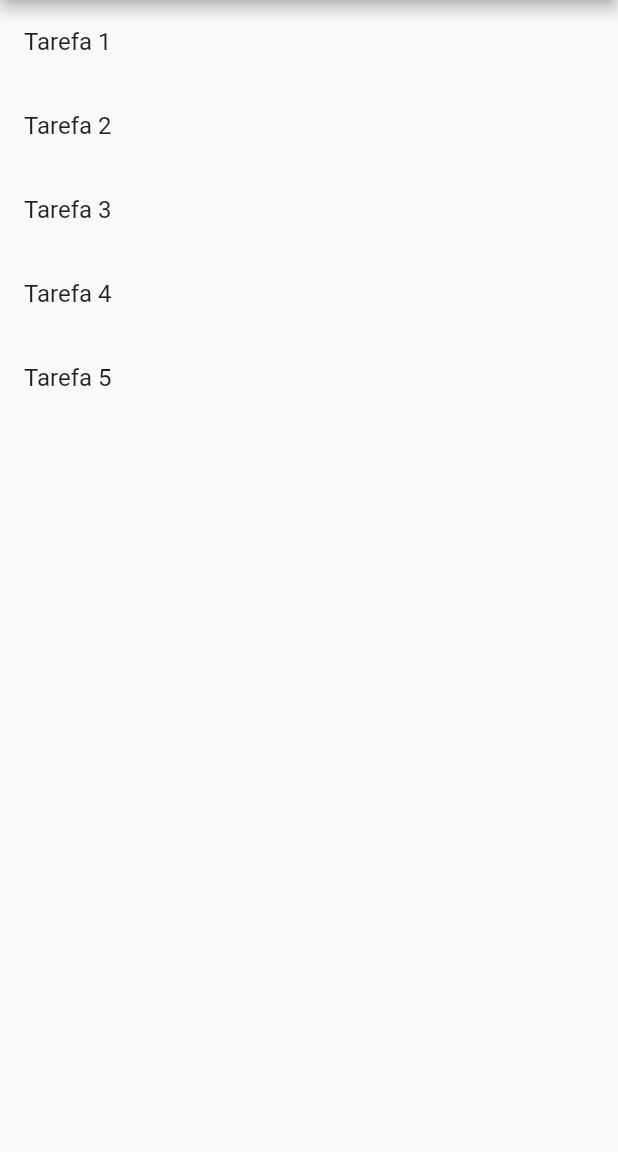
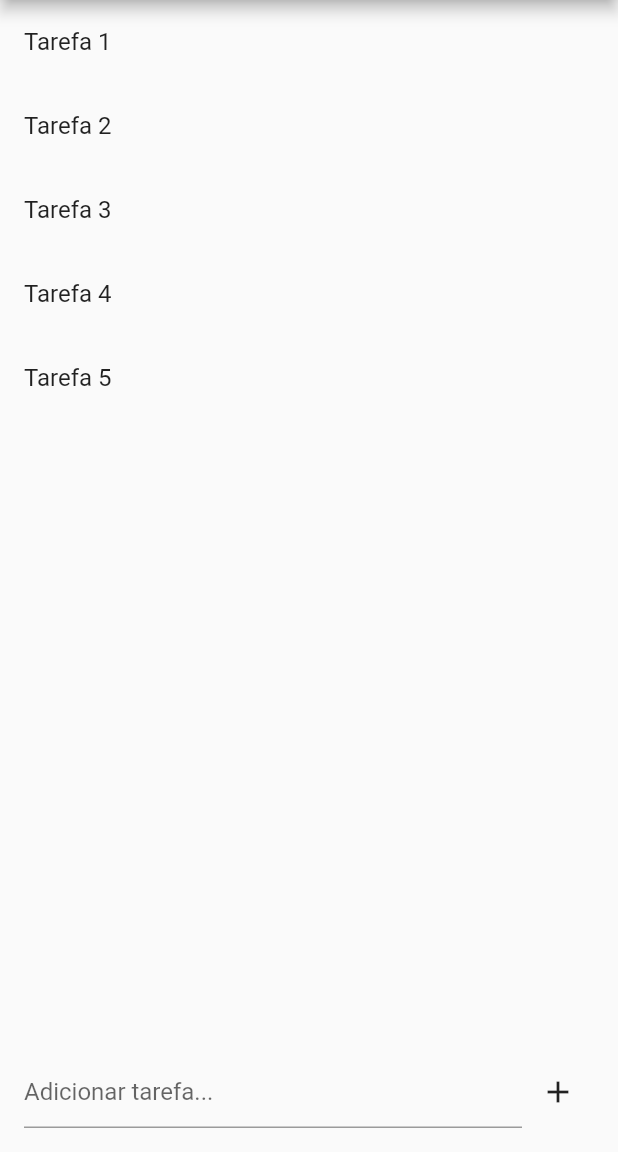
Before and after one commit to rafa-simoes22/lista_de_tarefas, a Flutter app: the screen it shows after launch, on a phone screen of 412 x 824 dp, the part 84-1236 px from its top. Run offline on Flutter 3.47's test engine with Material 2 defaults, Android fonts, the phone set to English and light mode, and no system bars.

Commit message:
alteração no  modo de adicionar tarefa

```diff
--- a/lib/main.dart
+++ b/lib/main.dart
@@ -29,6 +29,8 @@ class _TodoListState extends State<TodoList> {
     TodoItem(title: 'Tarefa 5'),
   ];
 
+  TextEditingController _taskController = TextEditingController();
+
   void _toggleTask(int index) {
     setState(() {
       _todoItems[index].isDone = !_todoItems[index].isDone;
@@ -40,13 +42,25 @@ class _TodoListState extends State<TodoList> {
     });
   }
 
+  void _addTask(String taskTitle) {
+    if (taskTitle.isNotEmpty) {
+      setState(() {
+        _todoItems.add(TodoItem(title: taskTitle));
+      });
+      _taskController.clear();
+    }
+  }
+
   @override
   Widget build(BuildContext context) {
     return Scaffold(
       appBar: AppBar(
         title: Text('Lista de Tarefas'),
       ),
-      body: ListView.builder(
+      body: Column(
+        children: [
+          Expanded(
+            child: ListView.builder(
               itemCount: _todoItems.length,
               itemBuilder: (context, index) {
                 return GestureDetector(
@@ -64,6 +78,28 @@ class _TodoListState extends State<TodoList> {
                 );
               },
             ),
+          ),
+          Padding(
+            padding: const EdgeInsets.all(16.0),
+            child: Row(
+              children: [
+                Expanded(
+                  child: TextField(
+                    controller: _taskController,
+                    decoration: InputDecoration(
+                      hintText: 'Adicionar tarefa...',
+                    ),
+                  ),
+                ),
+                IconButton(
+                  icon: Icon(Icons.add),
+                  onPressed: () => _addTask(_taskController.text),
+                ),
+              ],
+            ),
+          ),
+        ],
+      ),
     );
   }
 }
```
Lines whose indentation alone changed are shown as unchanged.
